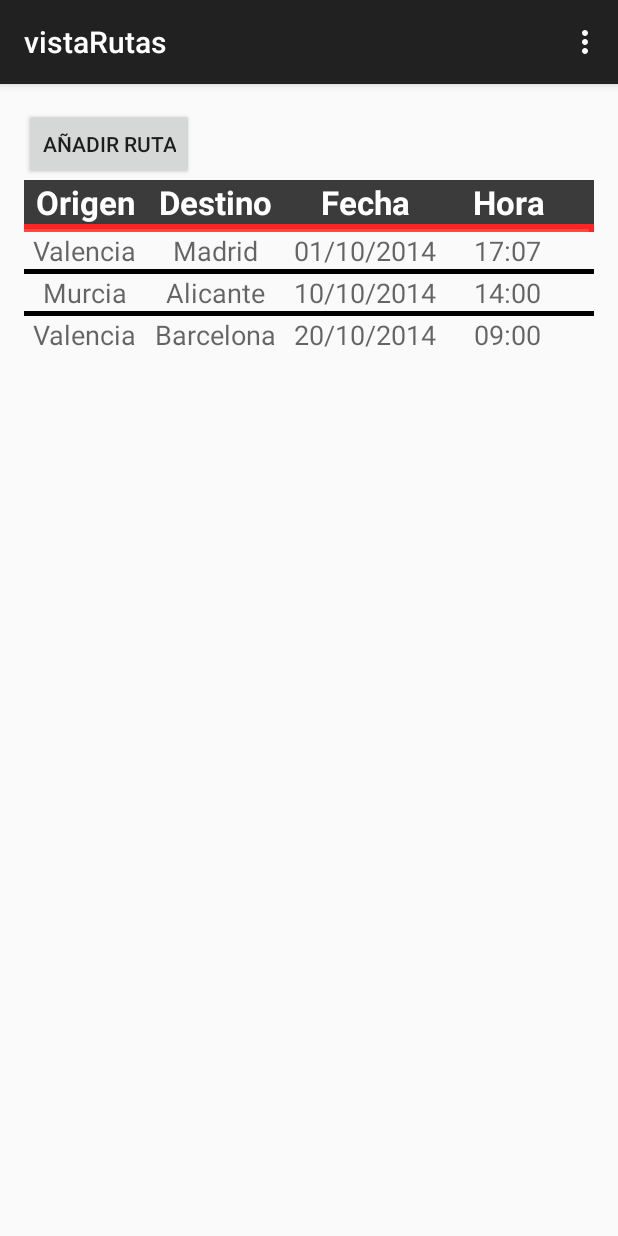
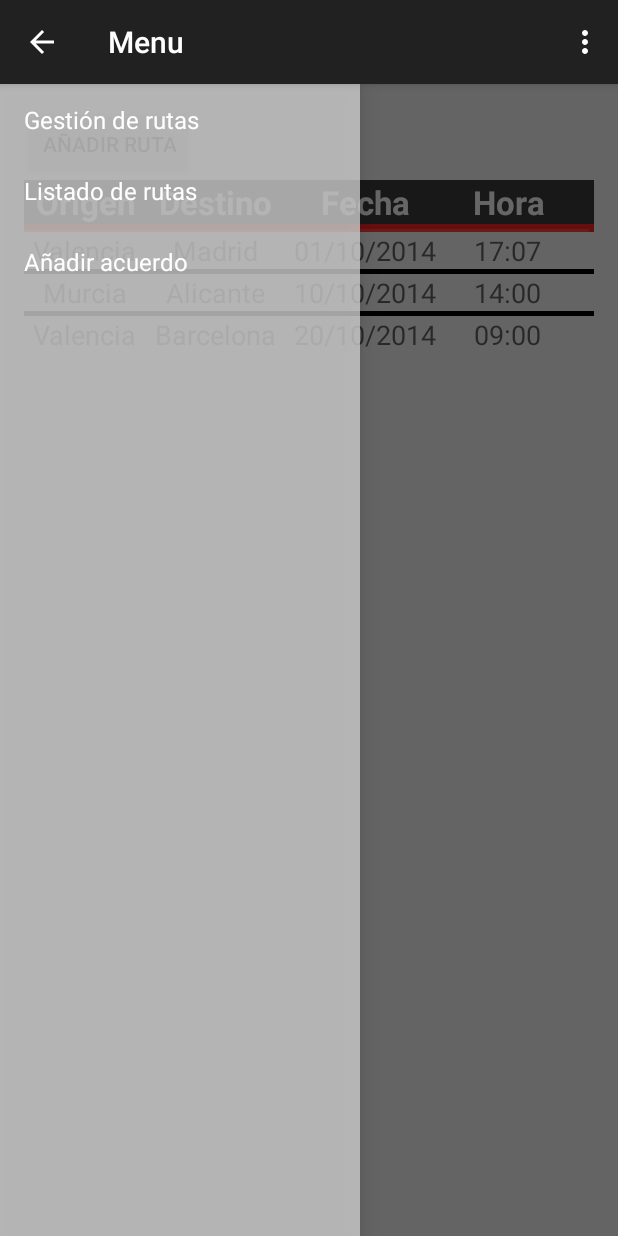
Before and after one commit to rubmadbo/EasyTransport, an Android app: the screen it shows after launch (VistaRutas before the commit, MenuPrincipal after it), on a phone screen of 412 x 824 dp. Run offline under Robolectric (Android 15) with nearby library versions, the phone set to English and light mode, and no system bars; 2 statements that could not run were skipped.

Commit message:
Arreglado manejador de menus con enlaces entres ventanas. A falta de listado de rutas

```diff
--- a/app/build.gradle
+++ b/app/build.gradle
@@ -22,4 +22,5 @@
 dependencies {
     compile fileTree(dir: 'libs', include: ['*.jar'])
     compile 'com.android.support:appcompat-v7:20.0.0'
+    compile 'com.android.support:support-v4:20.0.0'
 }
--- a/app/src/main/java/com/example/ruben/easytransport/GestionDeRutas.java
+++ b/app/src/main/java/com/example/ruben/easytransport/GestionDeRutas.java
@@ -5,9 +5,11 @@
 import android.content.Intent;
 import android.support.v7.app.ActionBarActivity;
 import android.os.Bundle;
+import android.view.LayoutInflater;
 import android.view.Menu;
 import android.view.MenuItem;
 import android.view.View;
+import android.view.ViewGroup;
 import android.widget.ArrayAdapter;
 import android.widget.Button;
 import android.widget.DatePicker;
@@ -95,4 +97,6 @@
         }
         return super.onOptionsItemSelected(item);
     }
+
+
 }
--- a/app/src/main/java/com/example/ruben/easytransport/MenuPrincipal.java
+++ b/app/src/main/java/com/example/ruben/easytransport/MenuPrincipal.java
@@ -1,18 +1,16 @@
 package com.example.ruben.easytransport;
 
-import android.app.Activity;
 import android.content.Intent;
 import android.os.Bundle;
 import android.support.v4.app.Fragment;
+import android.support.v4.app.FragmentActivity;
 import android.support.v4.app.FragmentManager;
 import android.support.v4.widget.DrawerLayout;
 import android.support.v7.app.ActionBar;
 import android.support.v7.app.ActionBarActivity;
-import android.view.LayoutInflater;
 import android.view.Menu;
 import android.view.MenuItem;
-import android.view.View;
-import android.view.ViewGroup;
+
 
 //cambio
 public class MenuPrincipal extends ActionBarActivity
@@ -47,8 +45,24 @@
     public void onNavigationDrawerItemSelected(int position) {
         // update the main content by replacing fragments
         FragmentManager fragmentManager = getSupportFragmentManager();
+        Fragment fragment = null;
+        switch (position){
+            case 0:
+                //Gestión de rutas (VistaRutas)
+                fragment = new VistaRutas();
+                break;
+            case 1:
+                //Listado de rutas
+                fragment = new VistaRutas();
+                break;
+            case 2:
+                //Añadir acuerdo
+                fragment = new AnadirAcuerdo();
+                break;
+
+        }
         fragmentManager.beginTransaction()
-                .replace(R.id.container, PlaceholderFragment.newInstance(position + 1))
+                .replace(R.id.container, fragment)
                 .commit();
     }
 
@@ -56,18 +70,12 @@
         switch (number) {
             case 1:
                 mTitle = getString(R.string.title_section1);
-                Intent i = new Intent(this,VistaRutas.class);
-                startActivity(i);
-
-
                 break;
             case 2:
                 mTitle = getString(R.string.title_section2);
                 break;
             case 3:
                 mTitle = getString(R.string.title_section3);
-                Intent j = new Intent(this,anadir_acuerdo.class);
-                startActivity(j);
                 break;
         }
     }
@@ -108,45 +116,6 @@
     /**
      * A placeholder fragment containing a simple view.
      */
-    public static class PlaceholderFragment extends Fragment {
-        /**
-         * The fragment argument representing the section number for this
-         * fragment.
-         */
-        private static final String ARG_SECTION_NUMBER = "section_number";
 
-        /**
-         * Returns a new instance of this fragment for the given section
-         * number.
-         */
-        public static PlaceholderFragment newInstance(int sectionNumber) {
-            PlaceholderFragment fragment = new PlaceholderFragment();
-            Bundle args = new Bundle();
-            args.putInt(ARG_SECTION_NUMBER, sectionNumber);
-            fragment.setArguments(args);
-            return fragment;
-        }
-
-        public PlaceholderFragment() {
-        }
-
-        @Override
-        public View onCreateView(LayoutInflater inflater, ViewGroup container,
-                Bundle savedInstanceState) {
-            //Adrian: demomento hago que llame a la actividad por default la de gestion de rutas...
-            View rootView = inflater.inflate(R.layout.activity_gestion_de_rutas, container, false);
-            return rootView;
-            /*
-            *  Intent i = new Intent(this,GestionDeRutas.class);
-                startActivity(i);*/
-        }
-
-        @Override
-        public void onAttach(Activity activity) {
-            super.onAttach(activity);
-            ((MenuPrincipal) activity).onSectionAttached(
-                    getArguments().getInt(ARG_SECTION_NUMBER));
-        }
-    }
 
 }
--- a/app/src/main/java/com/example/ruben/easytransport/VistaRutas.java
+++ b/app/src/main/java/com/example/ruben/easytransport/VistaRutas.java
@@ -1,45 +1,27 @@
 package com.example.ruben.easytransport;
 
+import android.app.ActionBar;
 import android.content.Intent;
-import android.support.v7.app.ActionBarActivity;
 import android.os.Bundle;
-import android.view.Menu;
-import android.view.MenuItem;
+import android.support.v4.app.Fragment;
+import android.view.LayoutInflater;
 import android.view.View;
+import android.view.ViewGroup;
 import android.widget.Button;
 
 
-public class VistaRutas extends ActionBarActivity {
-    //Prueba de push
-    @Override
-    protected void onCreate(Bundle savedInstanceState) {
-        super.onCreate(savedInstanceState);
-        setContentView(R.layout.activity_vista_rutas);
-    }
+public class VistaRutas extends Fragment {
 
-    public void botonOnClick(View v){
-        Intent i = new Intent(VistaRutas.this,GestionDeRutas.class);
-        startActivity(i);
-    }
+    public View onCreateView(LayoutInflater inflater, ViewGroup container, Bundle savedInstanceState) {
 
-
-    @Override
-    public boolean onCreateOptionsMenu(Menu menu) {
-        // Inflate the menu; this adds items to the action bar if it is present.
-        getMenuInflater().inflate(R.menu.vista_rutas, menu);
-        return true;
-
-    }
-
-    @Override
-    public boolean onOptionsItemSelected(MenuItem item) {
-        // Handle action bar item clicks here. The action bar will
-        // automatically handle clicks on the Home/Up button, so long
-        // as you specify a parent activity in AndroidManifest.xml.
-        int id = item.getItemId();
-        if (id == R.id.action_settings) {
-            return true;
-        }
-        return super.onOptionsItemSelected(item);
+        View rootView = inflater.inflate(R.layout.activity_vista_rutas, container, false);
+        Button boton = (Button) rootView.findViewById(R.id.buttonAnyadir);
+        boton.setOnClickListener(new View.OnClickListener() {
+            public void onClick(View v) {
+                Intent intent = new Intent(VistaRutas.this.getActivity(),GestionDeRutas.class);
+                startActivity(intent);
+            }
+        });
+    return rootView;
     }
 }
--- a/app/src/main/res/layout/activity_vista_rutas.xml
+++ b/app/src/main/res/layout/activity_vista_rutas.xml
@@ -9,7 +9,7 @@
     tools:context="com.example.ruben.easytransport.VistaRutas">
 
     <Button
-        android:onClick="botonOnClick"
+
         android:layout_width="wrap_content"
         android:layout_height="wrap_content"
         android:text="@string/Anyadir"
--- a/app/src/main/res/values/strings.xml
+++ b/app/src/main/res/values/strings.xml
@@ -28,5 +28,6 @@
     <!-- Fran: Strings de VistaRutas -->
     <string name="Anyadir">Añadir ruta</string>
     <string name="title_activity_anadir_acuerdo">anadir_acuerdo</string>
+    <string name="hello_blank_fragment">Hello blank fragment</string>
 
 </resources>
```
Also changed, not shown: app/src/main/AndroidManifest.xml (+5 -5 lines), app/src/main/java/com/example/ruben/easytransport/AnadirAcuerdo.java (added, +31 -0 lines), app/src/main/java/com/example/ruben/easytransport/anadir_acuerdo.java (deleted, +0 -36 lines), 1 other file.
